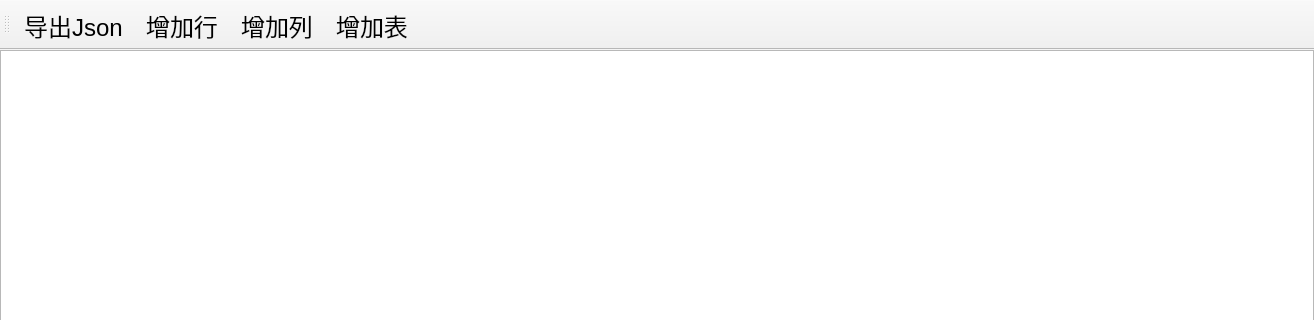
Old version of the form QuteForm/formwindow.ui in the repository euphoriaer/QuteForm; both pictures show x 0 to 1314 and y 0 to 320 of the 1314 by 888 pixel window.
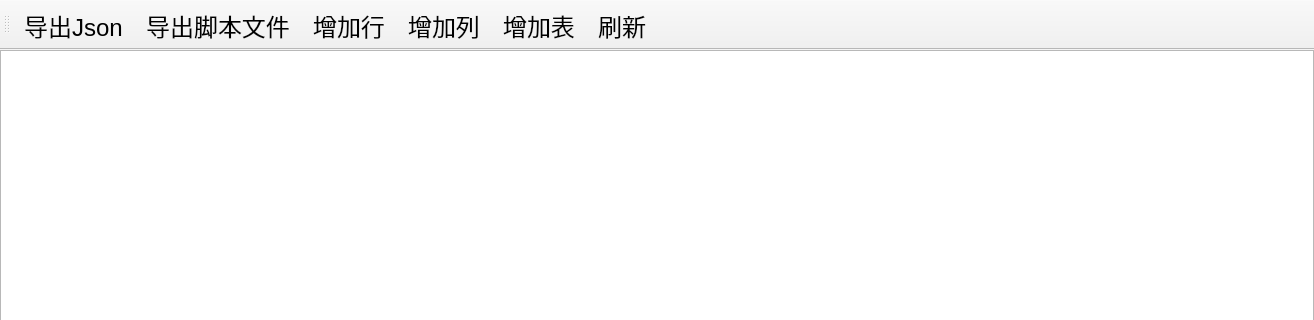
New version of the form. Icons and pictures are not drawn.

Commit message: Add ToolsTip Dialog Windows

The edit to the form file:
```diff
--- a/QuteForm/formwindow.ui
+++ b/QuteForm/formwindow.ui
@@ -71,9 +71,11 @@
     <bool>false</bool>
    </attribute>
    <addaction name="actExportJson"/>
+   <addaction name="exportScriptaction"/>
    <addaction name="actionAddRow"/>
    <addaction name="actionCol"/>
    <addaction name="actionAddForm"/>
+   <addaction name="RefreshAction"/>
   </widget>
   <action name="actExportJson">
    <property name="icon">
@@ -131,6 +133,34 @@
     </font>
    </property>
   </action>
+  <action name="RefreshAction">
+   <property name="icon">
+    <iconset resource="../Resources/icons/Icons.qrc">
+     <normaloff>:/Icons/System/loader-3-line.svg</normaloff>:/Icons/System/loader-3-line.svg</iconset>
+   </property>
+   <property name="text">
+    <string>刷新</string>
+   </property>
+   <property name="font">
+    <font>
+     <pointsize>18</pointsize>
+    </font>
+   </property>
+  </action>
+  <action name="exportScriptaction">
+   <property name="icon">
+    <iconset resource="../Resources/icons/Icons.qrc">
+     <normaloff>:/Icons/Document/bill-line.svg</normaloff>:/Icons/Document/bill-line.svg</iconset>
+   </property>
+   <property name="text">
+    <string>导出脚本文件</string>
+   </property>
+   <property name="font">
+    <font>
+     <pointsize>18</pointsize>
+    </font>
+   </property>
+  </action>
  </widget>
  <resources>
   <include location="../Resources/icons/Icons.qrc"/>
```
Left out of the diff: 2 changed lines with no effect on the pictures. The commit also changes 7 other files.
